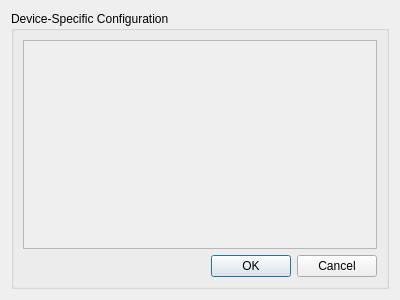
First picture: the form in qt/OpenRGBDeviceEditorDialog/OpenRGBDeviceEditorDialog.ui, repository CalcProgrammer1/OpenRGB, before the edit.
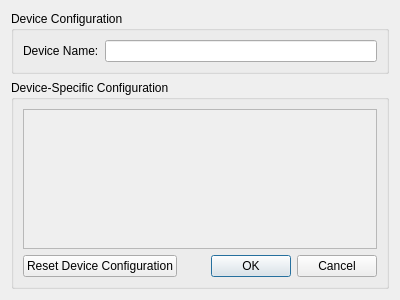
Second picture: the form after the edit.

Commit message: Add ConfigureDevice and the ability to configure device name

```diff
--- a/qt/OpenRGBDeviceEditorDialog/OpenRGBDeviceEditorDialog.ui
+++ b/qt/OpenRGBDeviceEditorDialog/OpenRGBDeviceEditorDialog.ui
@@ -15,11 +15,48 @@
   </property>
   <layout class="QGridLayout" name="gridLayout">
    <item row="0" column="0">
+    <widget class="QGroupBox" name="GroupBoxDeviceConfiguration">
+     <property name="title">
+      <string>Device Configuration</string>
+     </property>
+     <layout class="QGridLayout" name="gridLayout_3">
+      <item row="0" column="0">
+       <widget class="QLabel" name="LabelDeviceName">
+        <property name="text">
+         <string>Device Name:</string>
+        </property>
+       </widget>
+      </item>
+      <item row="0" column="1">
+       <widget class="QLineEdit" name="LineEditDeviceName"/>
+      </item>
+     </layout>
+    </widget>
+   </item>
+   <item row="1" column="0">
     <widget class="QGroupBox" name="GroupBoxDeviceSpecificConfiguration">
      <property name="title">
       <string>Device-Specific Configuration</string>
      </property>
      <layout class="QGridLayout" name="gridLayout_2">
+      <item row="2" column="0">
+       <layout class="QHBoxLayout" name="HorizontalLayoutButtonBox">
+        <item>
+         <widget class="QPushButton" name="ButtonResetDeviceConfiguration">
+          <property name="text">
+           <string>Reset Device Configuration</string>
+          </property>
+         </widget>
+        </item>
+        <item>
+         <widget class="QDialogButtonBox" name="ButtonBox">
+          <property name="standardButtons">
+           <set>QDialogButtonBox::StandardButton::Cancel|QDialogButtonBox::StandardButton::Ok</set>
+          </property>
+         </widget>
+        </item>
+       </layout>
+      </item>
       <item row="0" column="0">
        <widget class="QScrollArea" name="ScrollAreaDeviceConfiguration">
         <property name="widgetResizable">
@@ -31,20 +68,13 @@
            <x>0</x>
            <y>0</y>
            <width>368</width>
-           <height>232</height>
+           <height>172</height>
           </rect>
          </property>
          <layout class="QVBoxLayout" name="ScrollAreaDeviceConfigurationLayout"/>
         </widget>
        </widget>
       </item>
-      <item row="1" column="0">
-       <widget class="QDialogButtonBox" name="ButtonBox">
-        <property name="standardButtons">
-         <set>QDialogButtonBox::StandardButton::Cancel|QDialogButtonBox::StandardButton::Ok</set>
-        </property>
-       </widget>
-      </item>
      </layout>
     </widget>
    </item>
```
Left out of the diff: 23 changed lines with no effect on the pictures. The commit also changes 43 other files.
